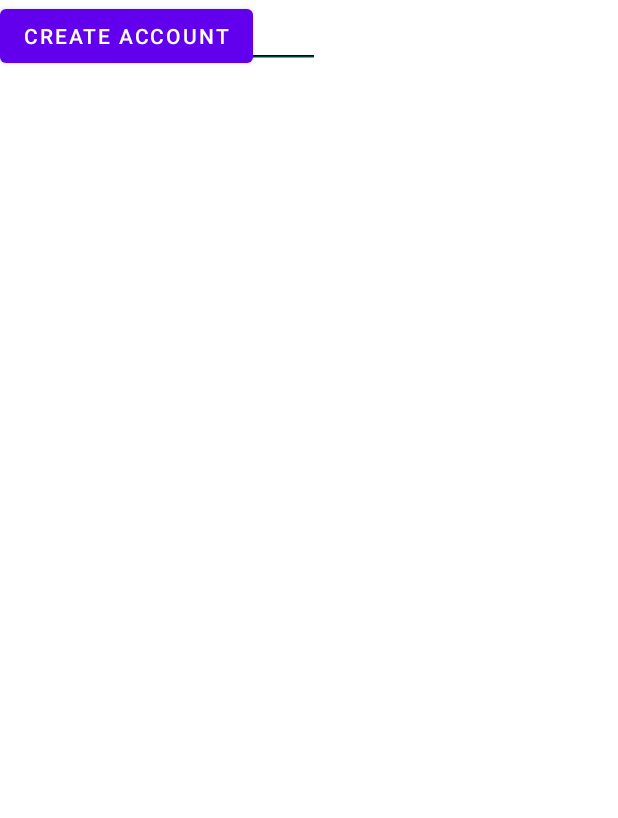
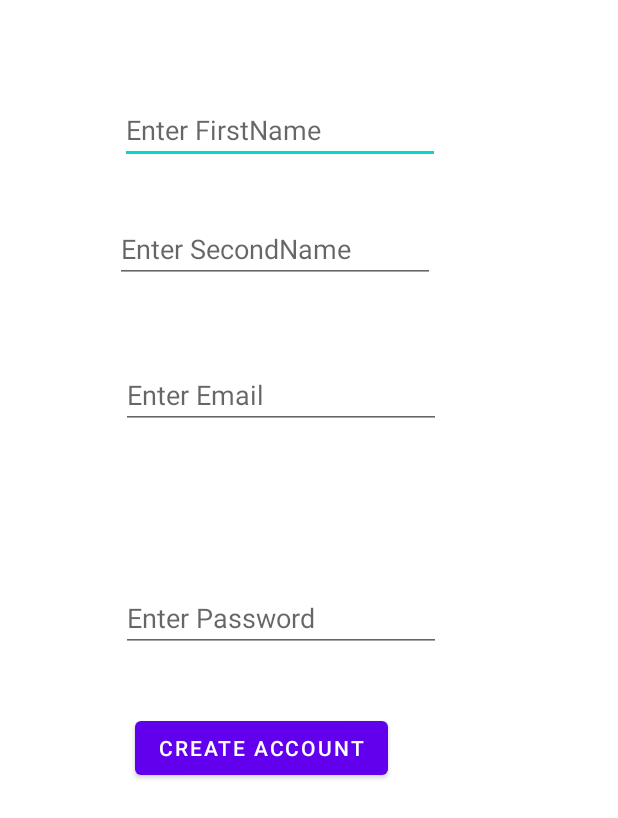
Before and after one commit to THEEST005/androidsqlite, an Android app: the layout activity_registeractivity.xml on its own in the app's theme, with its tools: preview values and no code run, on a phone screen of 412 x 824 dp. Shown: the top 818 px of the screen. Run offline under Robolectric (Android 15) with nearby library versions, the phone set to English and light mode, and no system bars.

Commit message:
registration page

```diff
--- a/app/src/main/AndroidManifest.xml
+++ b/app/src/main/AndroidManifest.xml
@@ -11,11 +11,9 @@
         android:supportsRtl="true"
         android:theme="@style/Theme.AuthReg"
         tools:targetApi="31">
+
         <activity
             android:name=".Registeractivity"
-            android:exported="false" />
-        <activity
-            android:name=".MainActivity"
             android:exported="true">
             <intent-filter>
                 <action android:name="android.intent.action.MAIN" />
--- a/app/src/main/res/layout/activity_registeractivity.xml
+++ b/app/src/main/res/layout/activity_registeractivity.xml
@@ -10,31 +10,37 @@
         android:id="@+id/edtfirstname"
         android:layout_width="wrap_content"
         android:layout_height="wrap_content"
+        android:layout_marginStart="80dp"
+        android:layout_marginTop="64dp"
         android:ems="10"
         android:hint="Enter FirstName"
         android:inputType="textPersonName"
-        tools:layout_editor_absoluteX="75dp"
-        tools:layout_editor_absoluteY="91dp" />
+        app:layout_constraintStart_toStartOf="parent"
+        app:layout_constraintTop_toTopOf="parent" />
+
+    <EditText
+        android:id="@+id/edtemail"
+        android:layout_width="wrap_content"
+        android:layout_height="wrap_content"
+        android:layout_marginStart="4dp"
+        android:layout_marginTop="52dp"
+        android:ems="10"
+        android:hint="Enter Email"
+        android:inputType="textEmailAddress"
+        app:layout_constraintStart_toStartOf="@+id/edtsecondname"
+        app:layout_constraintTop_toBottomOf="@+id/edtsecondname" />
 
     <EditText
         android:id="@+id/edtsecondname"
         android:layout_width="wrap_content"
         android:layout_height="wrap_content"
+        android:layout_marginTop="34dp"
+        android:layout_marginEnd="3dp"
         android:ems="10"
         android:hint="Enter SecondName"
         android:inputType="textPersonName"
-        tools:layout_editor_absoluteX="77dp"
-        tools:layout_editor_absoluteY="195dp" />
-
-    <EditText
-        android:id="@+id/edtemail"
-        android:layout_width="wrap_content"
-        android:layout_height="wrap_content"
-        android:ems="10"
-        android:hint="Enter Email"
-        android:inputType="textEmailAddress"
-        tools:layout_editor_absoluteX="81dp"
-        tools:layout_editor_absoluteY="292dp" />
+        app:layout_constraintEnd_toEndOf="@+id/edtfirstname"
+        app:layout_constraintTop_toBottomOf="@+id/edtfirstname" />
 
     <EditText
         android:id="@+id/edtpassword"
@@ -43,14 +49,17 @@
         android:ems="10"
         android:hint="Enter Password"
         android:inputType="textPassword"
-        tools:layout_editor_absoluteX="81dp"
-        tools:layout_editor_absoluteY="396dp" />
+        app:layout_constraintBottom_toBottomOf="parent"
+        app:layout_constraintStart_toStartOf="@+id/edtemail"
+        app:layout_constraintTop_toTopOf="parent" />
 
     <Button
         android:id="@+id/btncreate"
         android:layout_width="wrap_content"
         android:layout_height="wrap_content"
+        android:layout_marginStart="9dp"
+        android:layout_marginTop="40dp"
         android:text="CREATE ACCOUNT"
-        tools:layout_editor_absoluteX="80dp"
-        tools:layout_editor_absoluteY="484dp" />
+        app:layout_constraintStart_toStartOf="@+id/edtpassword"
+        app:layout_constraintTop_toBottomOf="@+id/edtpassword" />
 </androidx.constraintlayout.widget.ConstraintLayout>
```
